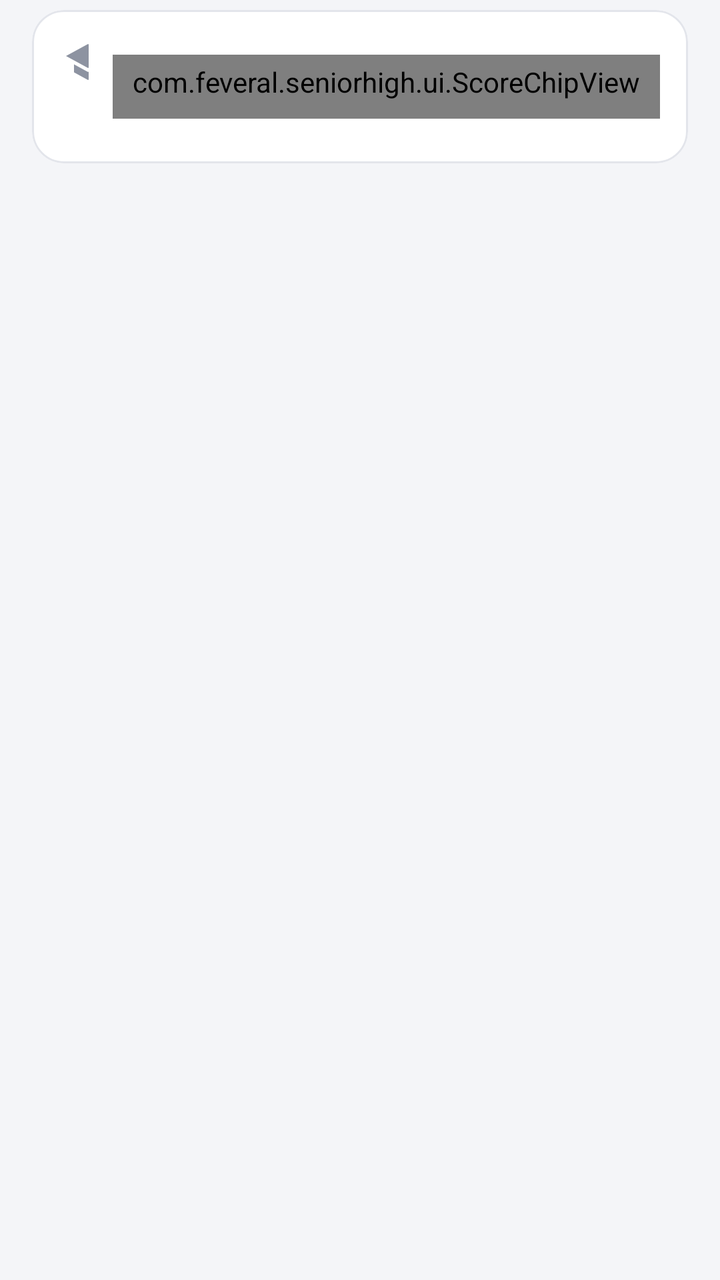
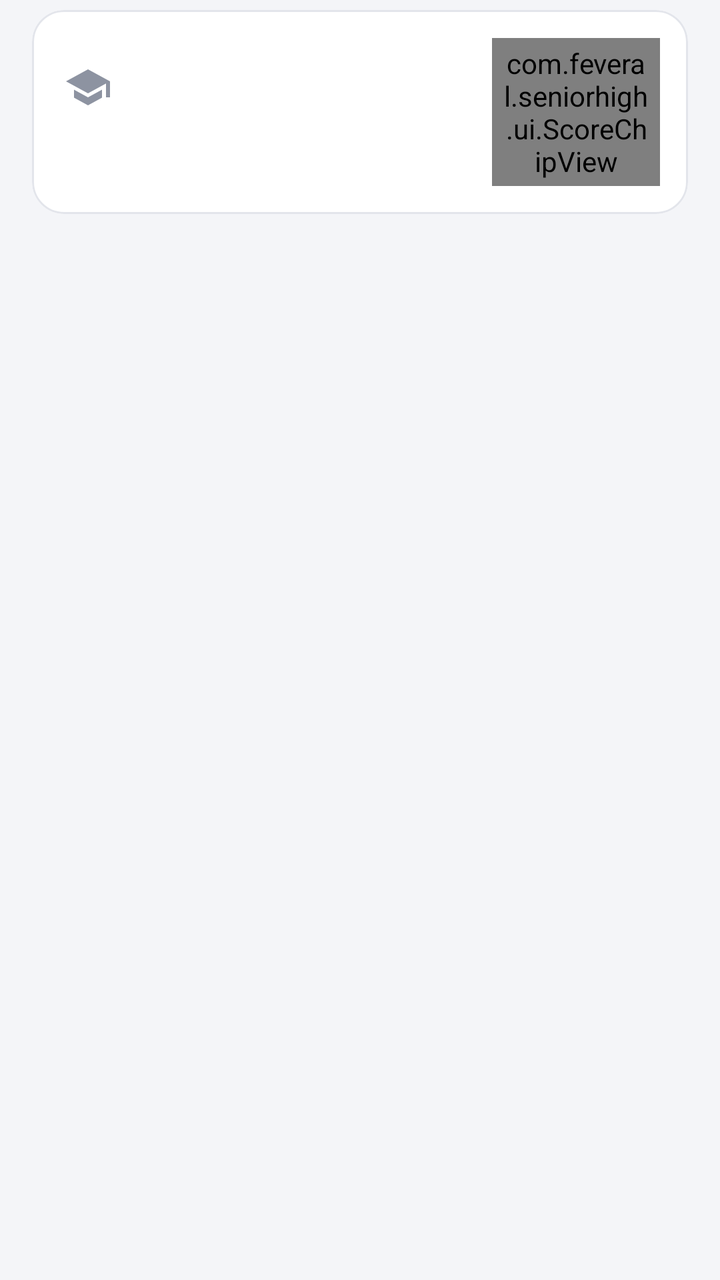

Compare the two renders of this Android layout. The source of the first and the diff that turns it into the second are given below.
<!-- AndroidManifest.xml: application theme AppTheme -->
<!-- res/layout/item_group.xml -->
<?xml version="1.0" encoding="utf-8"?>
<FrameLayout
    xmlns:android="http://schemas.android.com/apk/res/android"
    xmlns:app="http://schemas.android.com/apk/res-auto"
    android:layout_width="match_parent"
    android:layout_height="wrap_content"
    android:paddingStart="@dimen/cardMarginH"
    android:paddingEnd="@dimen/cardMarginH"
    android:paddingTop="@dimen/cardMarginV"
    android:paddingBottom="@dimen/cardMarginV"
    android:clickable="true"
    android:focusable="true">
<com.google.android.material.card.MaterialCardView
    style="@style/ListCard"
    android:layout_width="match_parent"
    android:layout_height="wrap_content"
    android:layout_margin="0dp"
    android:duplicateParentState="true"
    android:foreground="?attr/selectableItemBackground">

    <LinearLayout
        android:layout_width="match_parent"
        android:layout_height="wrap_content"
        android:baselineAligned="false"
        android:gravity="center_vertical"
        android:orientation="horizontal"
        android:paddingStart="16dp"
        android:paddingEnd="14dp"
        android:paddingTop="14dp"
        android:paddingBottom="14dp">

        <LinearLayout
            android:layout_width="0dp"
            android:layout_height="wrap_content"
            android:layout_weight="1"
            android:orientation="vertical">
            <TextView
                android:id="@+id/item_title_main"
                android:layout_width="wrap_content"
                android:layout_height="wrap_content"
                android:drawableStart="@drawable/ic_school_small"
                android:drawablePadding="6dp"
                android:drawableTint="@color/ink_tertiary"
                android:gravity="center_vertical"
                android:textSize="13sp"
                android:textColor="@color/ink_secondary"/>
            <TextView
                android:id="@+id/item_subtitle_main"
                android:layout_width="wrap_content"
                android:layout_height="wrap_content"
                android:layout_marginTop="3dp"
                android:lineSpacingExtra="2dp"
                android:textSize="16sp"
                android:textStyle="bold"
                android:textColor="@color/ink" />
            <TextView
                android:id="@+id/item_score_caption"
                style="@style/ListCaption"/>
        </LinearLayout>

        <com.feveral.seniorhigh.ui.ScoreChipView
            android:id="@+id/item_title_remark"
            style="@style/ScoreChip"
            android:layout_marginStart="12dp"
            app:captionView="@id/item_score_caption"
            app:captionPrefix="最後篩選  "/>

    </LinearLayout>
</com.google.android.material.card.MaterialCardView>
</FrameLayout>
<!-- resources referenced by this layout -->
<resources>
  <color name="ink">#1B2233</color>
  <color name="ink_secondary">#5F6677</color>
  <color name="ink_tertiary">#8D93A1</color>
  <dimen name="cardMarginH">16dp</dimen>
  <dimen name="cardMarginV">5dp</dimen>
  <style name="ListCaption">
          <item name="android:layout_width">wrap_content</item>
          <item name="android:layout_height">wrap_content</item>
          <item name="android:layout_marginTop">4dp</item>
          <item name="android:textColor">@color/ink_secondary</item>
          <item name="android:textSize">12sp</item>
          <item name="android:maxLines">1</item>
          <item name="android:ellipsize">end</item>
          <item name="android:visibility">gone</item>
      </style>
  <style name="ScoreChip">
          <item name="android:layout_width">wrap_content</item>
          <item name="android:layout_height">wrap_content</item>
          <item name="android:minWidth">80dp</item>
          <item name="android:minHeight">32dp</item>
          <item name="android:background">@drawable/bg_score_chip</item>
          <item name="android:paddingStart">10dp</item>
          <item name="android:paddingEnd">10dp</item>
          <item name="android:paddingTop">4dp</item>
          <item name="android:paddingBottom">4dp</item>
          <item name="android:gravity">center</item>
          <item name="android:maxLines">1</item>
          <item name="android:includeFontPadding">false</item>
          <item name="android:textColor">@color/on_amber_container</item>
          <item name="android:textSize">16sp</item>
          <item name="android:textStyle">bold</item>
          <item name="android:fontFeatureSettings">tnum</item>
      </style>
  <color name="on_indigo_container">#2D3A5C</color>
  <dimen name="cardRadius">16dp</dimen>
  <color name="surface">#FFFFFF</color>
  <color name="outline">#E3E5EB</color>
  <color name="scrim_ripple">#141B2233</color>
  <!-- drawable bg_score_chip (drawable) -->
  <?xml version="1.0" encoding="utf-8"?>
  <shape xmlns:android="http://schemas.android.com/apk/res/android" android:shape="rectangle">
      <solid android:color="@color/amber_container"/>
      <corners android:radius="10dp"/>
  </shape>
  <color name="on_amber_container">#7A5300</color>
  <color name="white">#FFFFFF</color>
  <color name="indigo_container">#E8ECF7</color>
  <color name="amber">#F2B200</color>
  <color name="amber_container">#FFF4D6</color>
  <color name="bg_app">#F4F5F8</color>
  <style name="AppToolbar" parent="Widget.Material3.Toolbar">
          <item name="titleTextAppearance">@style/TextAppearance.App.ToolbarTitle</item>
          <item name="titleTextColor">@color/ink</item>
          <item name="navigationIconTint">@color/ink</item>
          <item name="android:background">@color/bg_app</item>
      </style>
  <style name="DrawerArrowStyle" parent="Widget.AppCompat.DrawerArrowToggle">
          <item name="spinBars">true</item>
          <item name="color">@color/ink</item>
      </style>
  <!-- drawable tab_indicator (drawable) -->
  <?xml version="1.0" encoding="utf-8"?>
  <shape xmlns:android="http://schemas.android.com/apk/res/android" android:shape="rectangle">
      <corners android:topLeftRadius="3dp" android:topRightRadius="3dp"/>
      <solid android:color="@color/amber"/>
      <size android:height="3dp"/>
  </shape>
  <style name="TextAppearance.App.Tab" parent="TextAppearance.Material3.TitleSmall">
          <item name="android:textSize">15sp</item>
          <item name="android:textStyle">bold</item>
          <item name="textAllCaps">false</item>
      </style>
  <style name="TextAppearance.App.ToolbarTitle" parent="TextAppearance.Material3.TitleLarge">
          <item name="android:textSize">22sp</item>
          <item name="android:textStyle">bold</item>
          <item name="android:textColor">@color/ink</item>
      </style>
  <!-- unchanged entries left out for length: 4 -->
</resources>

<!-- the commit's change to res/layout/item_group.xml (unified diff, before → after) -->
@@ -1,7 +1,6 @@
 <?xml version="1.0" encoding="utf-8"?>
 <FrameLayout
     xmlns:android="http://schemas.android.com/apk/res/android"
-    xmlns:app="http://schemas.android.com/apk/res-auto"
     android:layout_width="match_parent"
     android:layout_height="wrap_content"
     android:paddingStart="@dimen/cardMarginH"
@@ -53,17 +52,12 @@
                 android:textSize="16sp"
                 android:textStyle="bold"
                 android:textColor="@color/ink" />
-            <TextView
-                android:id="@+id/item_score_caption"
-                style="@style/ListCaption"/>
         </LinearLayout>
 
         <com.feveral.seniorhigh.ui.ScoreChipView
             android:id="@+id/item_title_remark"
-            style="@style/ScoreChip"
-            android:layout_marginStart="12dp"
-            app:captionView="@id/item_score_caption"
-            app:captionPrefix="最後篩選  "/>
+            style="@style/ScoreChip.List"
+            android:layout_marginStart="12dp"/>
 
     </LinearLayout>
 </com.google.android.material.card.MaterialCardView>
<!-- resource entries referenced after the edit -->
@@ -5,45 +5,22 @@
   <color name="ink_tertiary">#8D93A1</color>
   <dimen name="cardMarginH">16dp</dimen>
   <dimen name="cardMarginV">5dp</dimen>
-  <style name="ListCaption">
-          <item name="android:layout_width">wrap_content</item>
-          <item name="android:layout_height">wrap_content</item>
-          <item name="android:layout_marginTop">4dp</item>
-          <item name="android:textColor">@color/ink_secondary</item>
-          <item name="android:textSize">12sp</item>
-          <item name="android:maxLines">1</item>
-          <item name="android:ellipsize">end</item>
-          <item name="android:visibility">gone</item>
-      </style>
-  <style name="ScoreChip">
-          <item name="android:layout_width">wrap_content</item>
-          <item name="android:layout_height">wrap_content</item>
-          <item name="android:minWidth">80dp</item>
-          <item name="android:minHeight">32dp</item>
-          <item name="android:background">@drawable/bg_score_chip</item>
-          <item name="android:paddingStart">10dp</item>
-          <item name="android:paddingEnd">10dp</item>
-          <item name="android:paddingTop">4dp</item>
-          <item name="android:paddingBottom">4dp</item>
-          <item name="android:gravity">center</item>
-          <item name="android:maxLines">1</item>
-          <item name="android:includeFontPadding">false</item>
-          <item name="android:textColor">@color/on_amber_container</item>
-          <item name="android:textSize">16sp</item>
-          <item name="android:textStyle">bold</item>
-          <item name="android:fontFeatureSettings">tnum</item>
+  <style name="ScoreChip.List">
+          <item name="android:layout_width">84dp</item>
+          <item name="android:minHeight">30dp</item>
+          <item name="android:paddingStart">6dp</item>
+          <item name="android:paddingEnd">6dp</item>
+          <item name="android:paddingTop">3dp</item>
+          <item name="android:paddingBottom">3dp</item>
+          <item name="android:maxLines">3</item>
+          <item name="android:lineSpacingExtra">0dp</item>
+          <item name="android:textStyle">normal</item>
       </style>
   <color name="on_indigo_container">#2D3A5C</color>
   <dimen name="cardRadius">16dp</dimen>
   <color name="surface">#FFFFFF</color>
   <color name="outline">#E3E5EB</color>
   <color name="scrim_ripple">#141B2233</color>
-  <!-- drawable bg_score_chip (drawable) -->
-  <?xml version="1.0" encoding="utf-8"?>
-  <shape xmlns:android="http://schemas.android.com/apk/res/android" android:shape="rectangle">
-      <solid android:color="@color/amber_container"/>
-      <corners android:radius="10dp"/>
-  </shape>
   <color name="on_amber_container">#7A5300</color>
   <color name="white">#FFFFFF</color>
   <color name="indigo_container">#E8ECF7</color>
